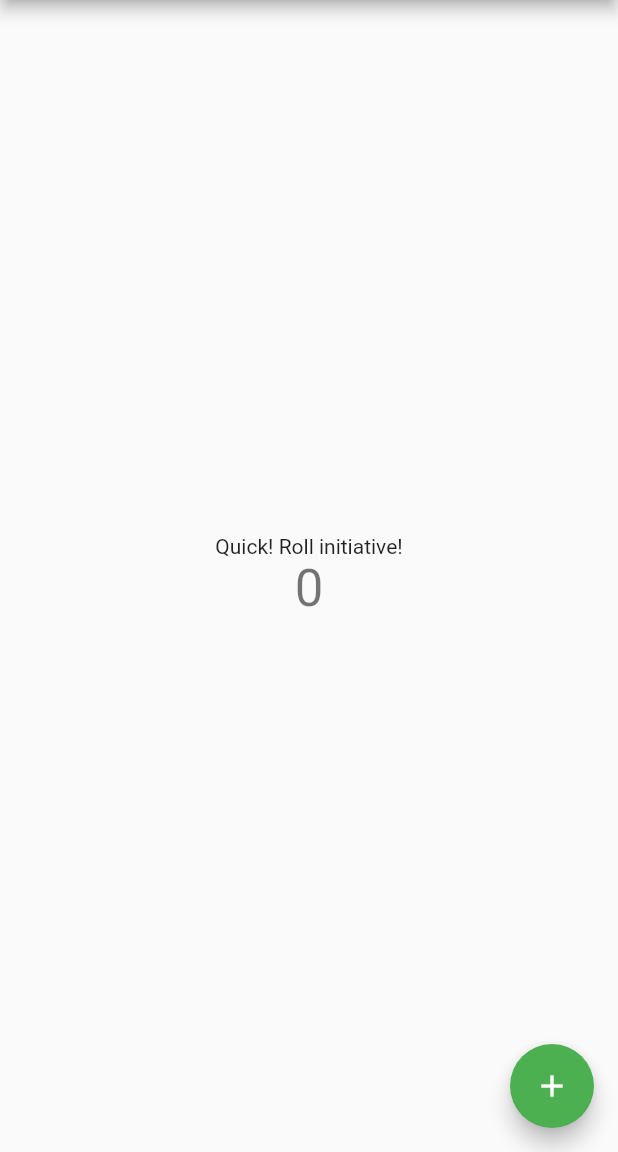
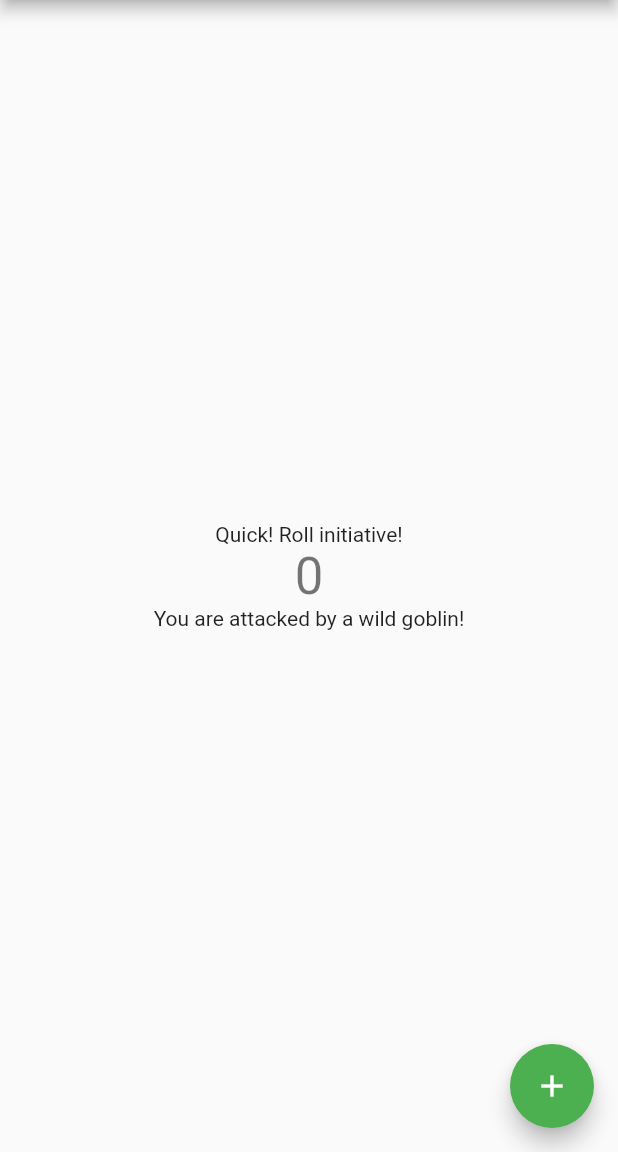
Before and after one commit to BoldtJ/learn-flutter, a Flutter app: the screen it shows after launch, on a phone screen of 412 x 824 dp, the part 84-1236 px from its top. Run offline on Flutter 3.47's test engine with Material 2 defaults, Android fonts, the phone set to English and light mode, and no system bars.

Commit message:
added goblins

```diff
--- a/lib/main.dart
+++ b/lib/main.dart
@@ -108,6 +108,9 @@ class _MyHomePageState extends State<MyHomePage> {
               '$_counter',
               style: Theme.of(context).textTheme.headline4,
             ),
+            Text(
+             'You are attacked by a wild goblin!'
+            ),
           ],
         ),
       ),
```
